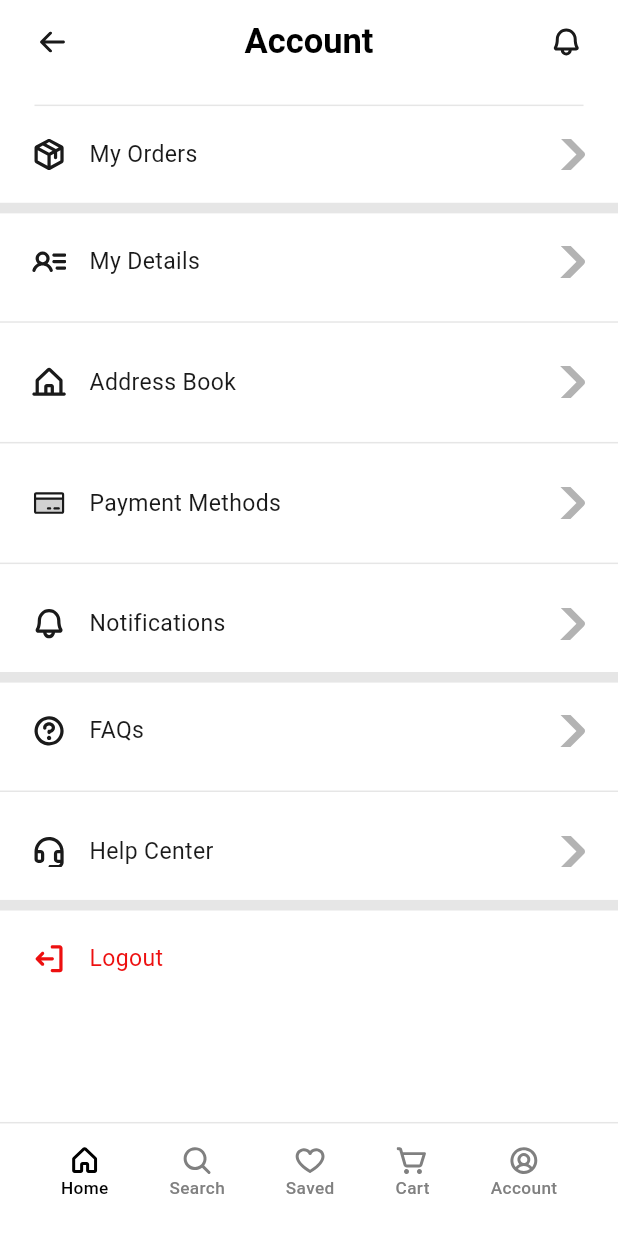
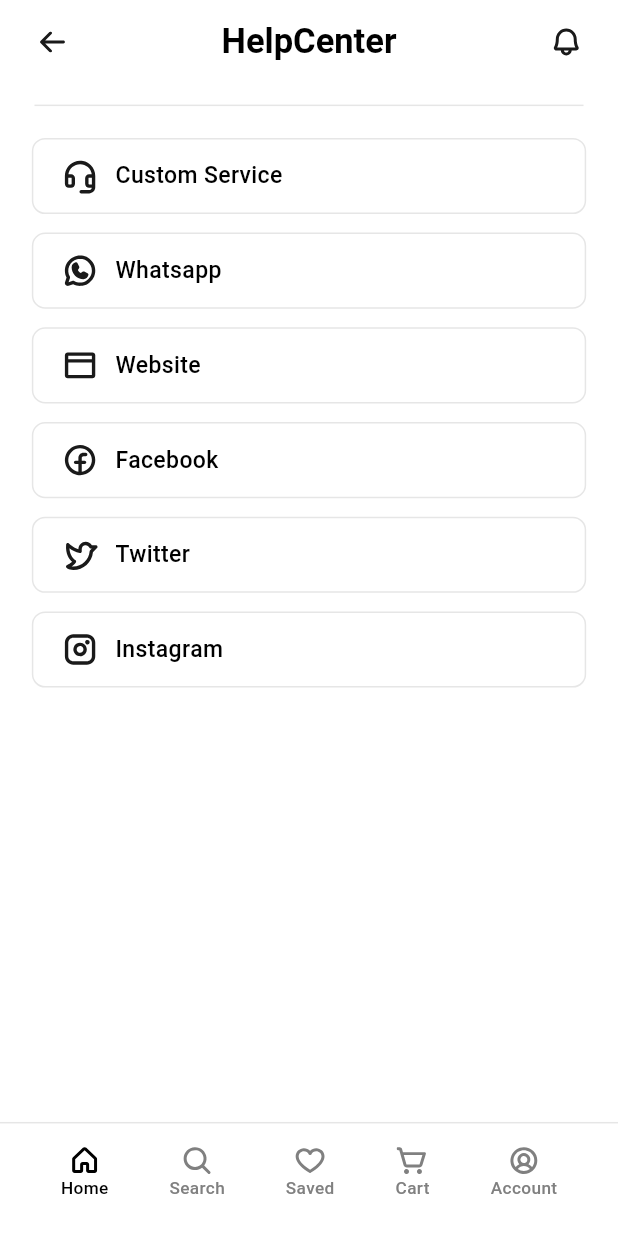
Before and after one commit to isroilovismoiljon/store_mobile, a Flutter app: the screen it shows after launch, item 5 of the bottom bar chosen, after a tap on "Help Center", on a phone screen of 412 x 824 dp. Shown: the top 1233 px of the screen. Run offline on Flutter 3.47's test engine with Material 3 defaults, Android fonts, the phone set to English and light mode, and no system bars; our stand-ins replace cherry_toast, dio, equatable, firebase_core, firebase_messaging, flutter_bloc and 6 more; accounts and stored records are empty; network calls fail.

Commit message:
NotificationsSettings and HelpCenter updated

```diff
--- a/lib/core/routing/router.dart
+++ b/lib/core/routing/router.dart
@@ -6,6 +6,7 @@ import 'package:store_mobile/features/notifications/pages/notifications_page.dar
 import 'package:store_mobile/features/payment/pages/chekout_page.dart';
 import 'package:store_mobile/features/payment/pages/payment_method_page.dart';
 import 'package:store_mobile/features/product/pages/product_details_page.dart';
+import 'package:store_mobile/features/settings/pages/help_center_page.dart';
 import 'package:store_mobile/features/settings/pages/notifications_set_page.dart';
 import '../../features/product/pages/saved_page.dart';
 import '../utils/imports.dart';
@@ -104,5 +105,9 @@ GoRouter router = GoRouter(
       path: Routes.notificationsSettings,
       builder: (context, state) => NotificationsSetPage(),
     ),
+    GoRoute(
+      path: Routes.helpCenter,
+      builder: (context, state) => HelpCenterPage(),
+    ),
   ],
 );
--- a/lib/core/utils/icons.dart
+++ b/lib/core/utils/icons.dart
@@ -36,5 +36,10 @@ class AppIcons{
   static const logout = "assets/icons/Logout.svg";
   static const visa = "assets/icons/bxl_visa.svg";
   static const masterCard = "assets/icons/master_card.svg";
+  static const whatsapp = "assets/icons/Whatsapp.svg";
+  static const web = "assets/icons/Web.svg";
+  static const facebook = "assets/icons/Facebook (1).svg";
+  static const twitter = "assets/icons/Twitter.svg";
+  static const instagram = "assets/icons/Instagram (1).svg";
 
 }
--- a/lib/features/account/pages/account_page.dart
+++ b/lib/features/account/pages/account_page.dart
@@ -72,7 +72,9 @@ class AccountPage extends StatelessWidget {
             AccountItem(
               mainIcon: AppIcons.headphones,
               title: 'Help Center',
-              onTap: () {},
+              onTap: () {
+                context.push(Routes.helpCenter);
+              },
             ),
             BigDivider(),
             AccountItem(
--- /dev/null
+++ b/lib/features/settings/pages/help_center_item.dart
@@ -0,0 +1,42 @@
+import 'package:flutter/material.dart';
+import 'package:flutter_screenutil/flutter_screenutil.dart';
+import 'package:flutter_svg/flutter_svg.dart';
+import 'package:store_mobile/core/utils/colors.dart';
+import 'package:store_mobile/core/utils/icons.dart';
+import 'package:store_mobile/core/utils/styles.dart';
+
+class HelpCenterItem extends StatelessWidget {
+  const HelpCenterItem({
+    super.key, required this.title, required this.icon, required this.onTap,
+  });
+
+  final String title;
+  final String icon;
+  final VoidCallback onTap;
+
+  @override
+  Widget build(BuildContext context) {
+    return InkWell(
+      borderRadius: BorderRadius.circular(10.r),
+      onTap: onTap,
+      child: Container(
+        padding: EdgeInsets.symmetric(vertical: 14.h, horizontal: 20.w),
+        width: double.infinity,
+        decoration: BoxDecoration(
+          borderRadius: BorderRadius.circular(10.r),
+          border: Border.all(color: AppColors.borderColor),
+        ),
+        child: Row(
+          spacing: 12.w,
+          children: [
+            SvgPicture.asset(icon),
+            Text(
+              title,
+              style: AppStyles.rating,
+            ),
+          ],
+        ),
+      ),
+    );
+  }
+}
--- /dev/null
+++ b/lib/features/settings/pages/help_center_page.dart
@@ -0,0 +1,32 @@
+import 'package:flutter/material.dart';
+import 'package:flutter_screenutil/flutter_screenutil.dart';
+import 'package:store_mobile/core/utils/icons.dart';
+import 'package:store_mobile/features/common/widgets/app_bar/my_app_bar.dart';
+import 'package:store_mobile/features/common/widgets/my_bottom_navigation_bar.dart';
+import 'package:store_mobile/features/settings/pages/help_center_item.dart';
+
+class HelpCenterPage extends StatelessWidget {
+  const HelpCenterPage({super.key});
+
+  @override
+  Widget build(BuildContext context) {
+    return Scaffold(
+      appBar: MyAppBar(title: 'HelpCenter'),
+      body: Padding(
+        padding: EdgeInsets.all(24.r),
+        child: Column(
+          spacing: 14.h,
+          children: [
+            HelpCenterItem(title: 'Custom Service', icon: AppIcons.headphones, onTap: () {  },),
+            HelpCenterItem(title: 'Whatsapp', icon: AppIcons.whatsapp, onTap: () {  },),
+            HelpCenterItem(title: 'Website', icon: AppIcons.web, onTap: () {  },),
+            HelpCenterItem(title: 'Facebook', icon: AppIcons.facebook, onTap: () {  },),
+            HelpCenterItem(title: 'Twitter', icon: AppIcons.twitter, onTap: () {  },),
+            HelpCenterItem(title: 'Instagram', icon: AppIcons.instagram, onTap: () {  },),
+          ],
+        ),
+      ),
+      bottomNavigationBar: MyBottomNavigationBar(),
+    );
+  }
+}
--- a/lib/features/settings/pages/notifications_set_page.dart
+++ b/lib/features/settings/pages/notifications_set_page.dart
@@ -2,7 +2,7 @@ import 'package:flutter/material.dart';
 import 'package:flutter_screenutil/flutter_screenutil.dart';
 import 'package:store_mobile/features/common/widgets/app_bar/my_app_bar.dart';
 import 'package:store_mobile/features/common/widgets/my_bottom_navigation_bar.dart';
-import 'package:store_mobile/features/settings/pages/notifications_setting_item.dart';
+import 'package:store_mobile/features/settings/widgets/notifications_setting_item.dart';
 
 import '../../../core/utils/colors.dart';
 
```
Also changed, not shown: lib/features/settings/widgets/notifications_setting_item.dart (renamed from lib/features/settings/pages/notifications_setting_item.dart).
